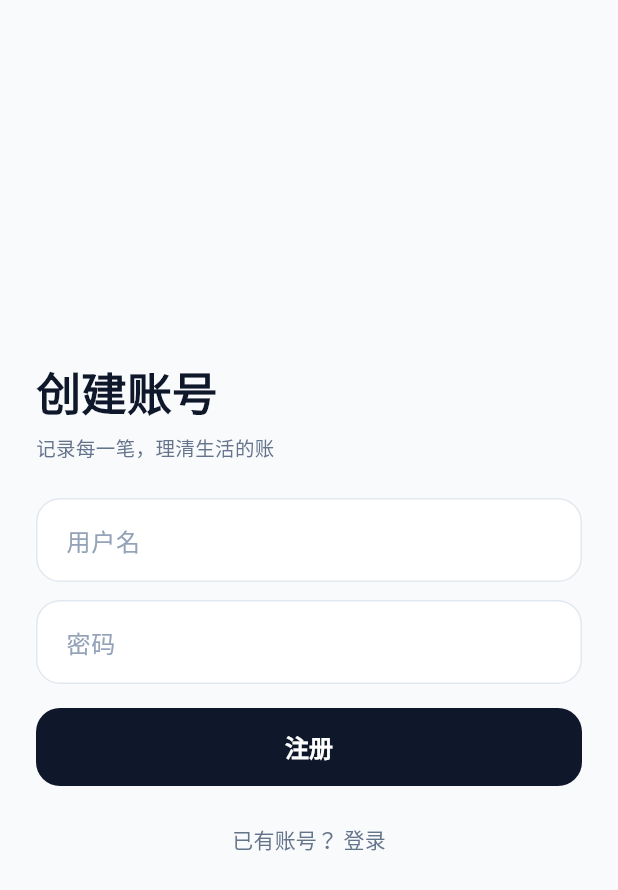
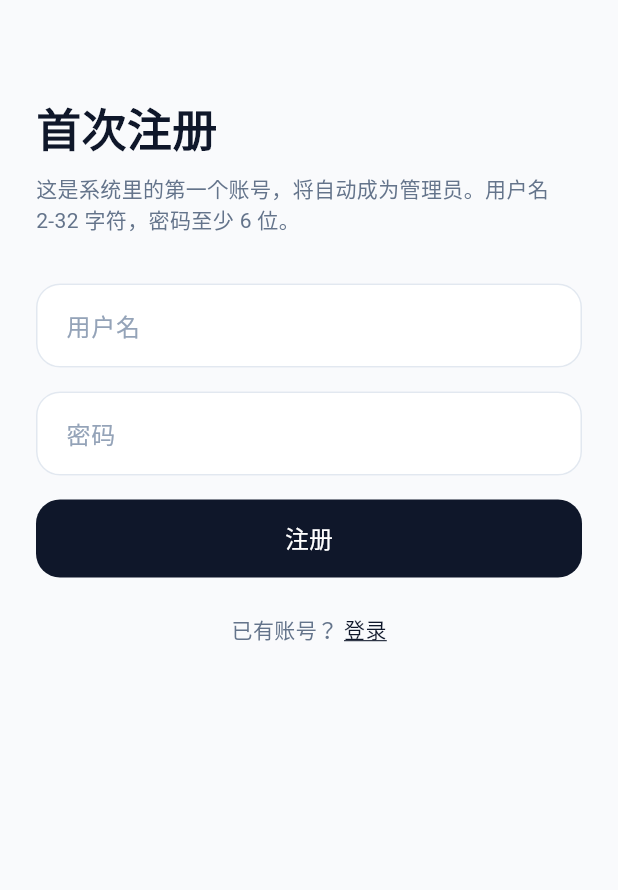
Before and after one commit to snail468/MyAccountBook, a Flutter app: the RegisterPage screen opened directly, on a phone screen of 412 x 824 dp. Shown: the top 890 px of the screen. Run offline on Flutter 3.47's test engine with Material 3 defaults, Android fonts, the phone set to English and light mode, and no system bars; our stand-ins replace cookie_jar, dio, dio_cookie_manager, shared_preferences, sqflite; accounts and stored records are empty.

Commit message:
feat(flutter): 登录/注册页 1:1 对齐网页端（顶部左对齐/中性按钮/去品牌卡与记住勾选/约束校验）
- 登录页：去掉居中品牌卡与「记住登录信息」勾选（网页端浏览器会话模型无此 UI），改为 px-6 pt-16 顶部左对齐、标题「登录」30px/w600、中性 ink-900/ink-100 主按钮（登录中显示 spinner）、「还没有账号？ 注册」链接。
- 注册页：对齐 RegisterForm —— 顶部左对齐、标题「首次注册」+ 说明、用户名/密码、中性按钮（无 spinner，disabled:opacity-50）、「已有账号？ 登录」链接；新增客户端约束校验（用户名 2-32、密码≥6）对齐网页端 input min/maxLength。
- 复用 AppTextField（rounded-2xl + 1px border 已对齐）；按钮色走 ink 令牌保证浅/深中性一致。

```diff
--- a/mobile/lib/ui/register_page.dart
+++ b/mobile/lib/ui/register_page.dart
@@ -4,9 +4,14 @@ import '../state/auth_state.dart';
 import '../theme/app_theme.dart';
 import '../theme/design_tokens.dart';
 import 'widgets/app_text_field.dart';
-import 'widgets/app_primary_button.dart';
 
-/// 注册页（设计 2:138）：完全对齐 [LoginPage] 结构。
+/// 注册页（1:1 对齐网页端 src/app/register/page.tsx + RegisterForm.tsx）。
+///
+/// 网页端「首次注册」（bootstrap）路径：顶部左对齐，标题「首次注册」(30px/w600)
+/// + 说明（用户名 2-32、密码至少 6 位）+ 用户名/密码输入框 + 错误提示 +
+/// 中性主按钮（无 spinner，disabled:opacity-50）+ 「已有账号？ 登录」链接。
+/// 网页端的邀请/注册关闭/链接无效等分支是服务端逻辑，本地优先单用户场景
+/// 走 bootstrap 路径即可，故不渲染这些分支。
 class RegisterPage extends StatefulWidget {
   const RegisterPage({super.key});
   @override
@@ -20,16 +25,32 @@ class _RegisterPageState extends State<RegisterPage> {
   bool _busy = false;
 
   Future<void> _submit() async {
-    setState(() => _busy = true);
-    _error = null;
+    setState(() {
+      _busy = true;
+      _error = null;
+    });
+    final user = _user.text.trim();
+    final pass = _pass.text;
+    // 对齐网页端 input 约束：用户名 2-32，密码至少 6 位（原生 minLength/maxLength）。
+    if (user.length < 2 || user.length > 32) {
+      if (mounted) setState(() {
+        _busy = false;
+        _error = '用户名需 2-32 个字符';
+      });
+      return;
+    }
+    if (pass.length < 6) {
+      if (mounted) setState(() {
+        _busy = false;
+        _error = '密码至少 6 位';
+      });
+      return;
+    }
     try {
-      await context.read<AuthState>().register(
-            _user.text.trim(),
-            _pass.text,
-          );
-      // 成功后让 RootSwitcher 自动切到首页（与登录行为一致），不 pop
+      await context.read<AuthState>().register(user, pass);
+      // 成功后由 RootSwitcher 据 authed 切到首页。
     } catch (_) {
-      setState(() => _error = '注册失败，请检查网络或用户名');
+      if (mounted) setState(() => _error = '注册失败，请检查网络或用户名');
     } finally {
       if (mounted) setState(() => _busy = false);
     }
@@ -47,46 +68,69 @@ class _RegisterPageState extends State<RegisterPage> {
     final isDark = Theme.of(context).brightness == Brightness.dark;
     final ink900 = isDark ? AppColors.darkInk100 : AppColors.lightInk900;
     final ink500 = isDark ? AppColors.darkInk500 : AppColors.lightInk500;
-    // 错误文案用语义红，深色镜像（darkSemanticRed 与浅色同值，保持令牌一致）。
     final red = isDark ? AppColors.darkSemanticRed : AppColors.lightSemanticRed;
+    final btnBg = isDark ? AppColors.darkInk100 : AppColors.lightInk900;
+    final btnText = isDark ? AppColors.lightInk900 : Colors.white;
 
     return Scaffold(
       backgroundColor: AppTheme.scaffoldBackground(context),
-      body: Center(
-        child: SingleChildScrollView(
-          padding: const EdgeInsets.all(24),
-          child: Column(
-            crossAxisAlignment: CrossAxisAlignment.start,
-            children: [
-              Text('创建账号',
-                  style: TextStyle(
-                      color: ink900, fontSize: 30, fontWeight: FontWeight.w700)),
-              const SizedBox(height: 6),
-              Text('记录每一笔，理清生活的账',
-                  style: TextStyle(color: ink500, fontSize: 13)),
-              const SizedBox(height: 24),
-              AppTextField(hint: '用户名', controller: _user),
-              const SizedBox(height: 12),
-              AppTextField(hint: '密码', obscure: true, controller: _pass),
+      body: SingleChildScrollView(
+        padding: const EdgeInsets.fromLTRB(24, 64, 24, 24),
+        child: Column(
+          crossAxisAlignment: CrossAxisAlignment.stretch,
+          children: [
+            Text('首次注册',
+                style: TextStyle(
+                    color: ink900, fontSize: 30, fontWeight: FontWeight.w600)),
+            const SizedBox(height: 8),
+            Text('这是系统里的第一个账号，将自动成为管理员。用户名 2-32 字符，密码至少 6 位。',
+                style: TextStyle(color: ink500, fontSize: 14)),
+            const SizedBox(height: 32),
+            AppTextField(hint: '用户名', controller: _user),
+            const SizedBox(height: 16),
+            AppTextField(hint: '密码', obscure: true, controller: _pass),
+            if (_error != null) ...[
               const SizedBox(height: 16),
-              if (_error != null) ...[
-                Text(_error!, style: TextStyle(color: red, fontSize: 14)),
-                const SizedBox(height: 8),
-              ],
-              AppPrimaryButton(
-                label: _busy ? '注册中…' : '注册',
+              Text(_error!, style: TextStyle(color: red, fontSize: 14)),
+            ],
+            const SizedBox(height: 16),
+            SizedBox(
+              height: 52,
+              child: ElevatedButton(
                 onPressed: _busy ? null : _submit,
+                style: ElevatedButton.styleFrom(
+                  backgroundColor: btnBg,
+                  foregroundColor: btnText,
+                  disabledForegroundColor: btnText.withOpacity(0.5),
+                  elevation: 0,
+                  shape: RoundedRectangleBorder(
+                    borderRadius: BorderRadius.circular(16),
+                  ),
+                ),
+                child: Text(_busy ? '注册中…' : '注册',
+                    style: const TextStyle(
+                        fontSize: 16, fontWeight: FontWeight.w500)),
               ),
-              const SizedBox(height: 12),
-              Center(
-                child: TextButton(
-                  onPressed: () => Navigator.of(context).pop(),
-                  child: Text('已有账号？ 登录',
+            ),
+            const SizedBox(height: 24),
+            Center(
+              child: Row(
+                mainAxisSize: MainAxisSize.min,
+                children: [
+                  Text('已有账号？ ',
                       style: TextStyle(color: ink500, fontSize: 14)),
-                ),
+                  GestureDetector(
+                    onTap: () => Navigator.of(context).pop(),
+                    child: Text('登录',
+                        style: TextStyle(
+                            color: ink900,
+                            fontSize: 14,
+                            decoration: TextDecoration.underline)),
+                  ),
+                ],
               ),
-            ],
-          ),
+            ),
+          ],
         ),
       ),
     );
```
Also changed, not shown: mobile/lib/ui/login_page.dart (+81 -91 lines).
